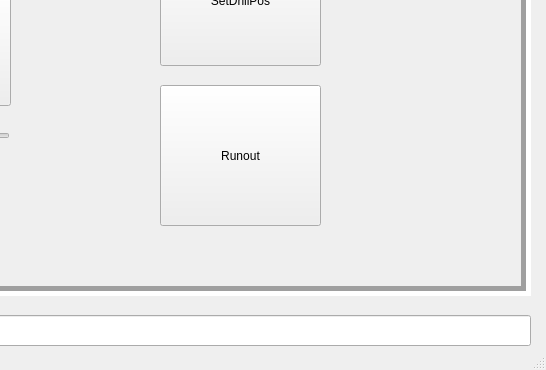
First picture: the form in FT_vone/mainwindow.ui, repository 7ome/Functional-Test, before the edit; both pictures show x 250 to 796 and y 234 to 604 of the 796 by 604 pixel window.
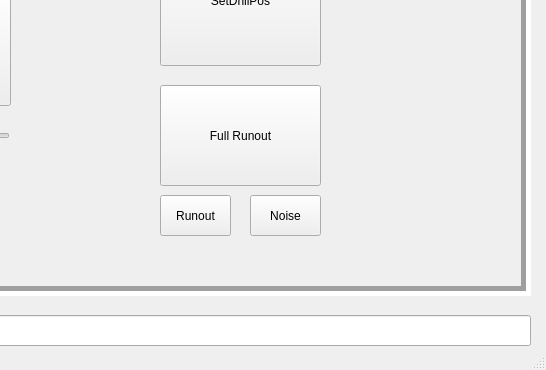
Second picture: the form after the edit. The open tabs and pages were chosen to show the change.

Commit message:
runout + noise (Drill)
added runout and noise button for drills

```diff
--- a/FT_vone/mainwindow.ui
+++ b/FT_vone/mainwindow.ui
@@ -343,11 +343,11 @@
         <x>390</x>
         <y>170</y>
         <width>161</width>
-        <height>141</height>
+        <height>101</height>
        </rect>
       </property>
       <property name="text">
-       <string>Runout</string>
+       <string>Full Runout</string>
       </property>
      </widget>
      <widget class="QLabel" name="label_6">
@@ -363,6 +363,32 @@
        <string>Motor Speed</string>
       </property>
      </widget>
+     <widget class="QPushButton" name="justROButton">
+      <property name="geometry">
+       <rect>
+        <x>390</x>
+        <y>280</y>
+        <width>71</width>
+        <height>41</height>
+       </rect>
+      </property>
+      <property name="text">
+       <string>Runout</string>
+      </property>
+     </widget>
+     <widget class="QPushButton" name="NoiseButton">
+      <property name="geometry">
+       <rect>
+        <x>480</x>
+        <y>280</y>
+        <width>71</width>
+        <height>41</height>
+       </rect>
+      </property>
+      <property name="text">
+       <string>Noise</string>
+      </property>
+     </widget>
     </widget>
     <widget class="QWidget" name="page_4">
      <widget class="QLabel" name="label_3">
```
Left out of the diff: 4 changed lines with no effect on the pictures. The commit also changes 4 other files.
